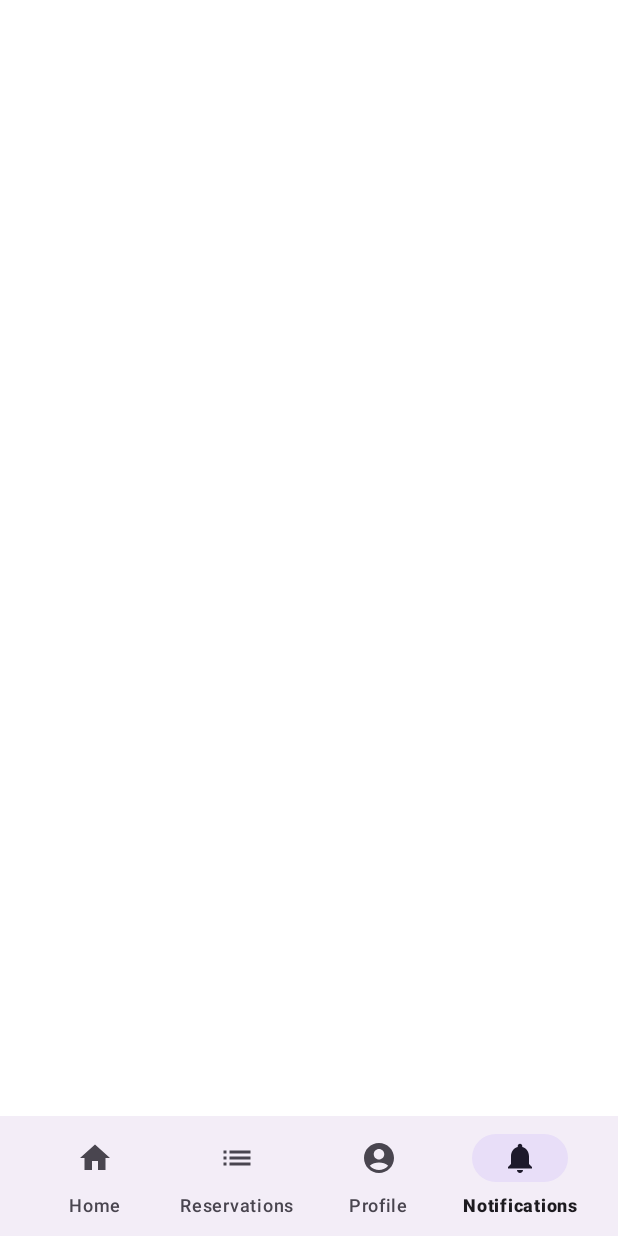
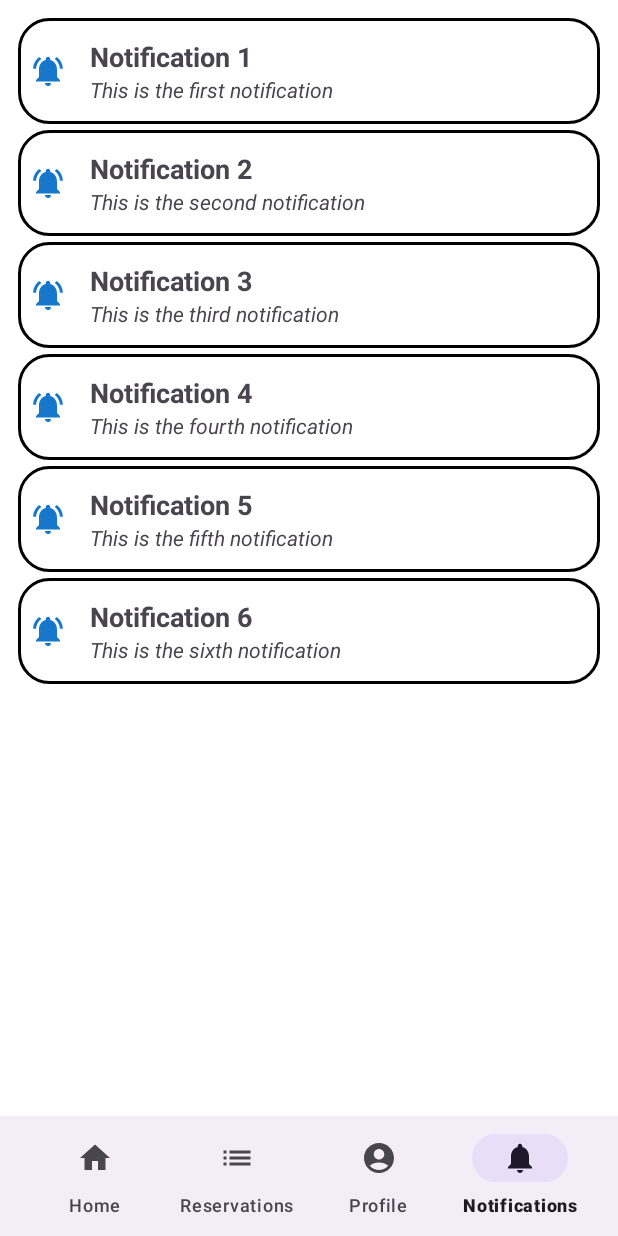
Before and after one commit to Team-17-MMM/BookingAppMobileTeam17, an Android app: the HomeActivity screen opened directly, with no data from a screen before it, item 4 of the bottom bar chosen, on a phone screen of 412 x 824 dp. Run offline under Robolectric (Android 15) with nearby library versions, the phone set to English and light mode, and no system bars.

Commit message:
feat: added notifications fragment and few examples

```diff
--- a/app/src/main/java/com/example/bookingappteam17/activities/HomeActivity.java
+++ b/app/src/main/java/com/example/bookingappteam17/activities/HomeActivity.java
@@ -1,6 +1,5 @@
 package com.example.bookingappteam17.activities;
 
-import android.app.Activity;
 import android.os.Bundle;
 
 import androidx.appcompat.app.AppCompatActivity;
@@ -11,6 +10,7 @@ import androidx.fragment.app.FragmentTransaction;
 import com.example.bookingappteam17.R;
 import com.example.bookingappteam17.databinding.ActivityHomeBinding;
 import com.example.bookingappteam17.fragments.HomeFragment;
+import com.example.bookingappteam17.fragments.NotificationPageFragment;
 import com.example.bookingappteam17.fragments.NotificationsListFragment;
 import com.example.bookingappteam17.fragments.ProfileFragment;
 import com.example.bookingappteam17.fragments.ReservationsListFragment;
@@ -32,7 +32,7 @@ public class HomeActivity extends AppCompatActivity {
             if (item.getItemId() == R.id.home) {
                 replaceFragment(new HomeFragment());
             } else if (item.getItemId() == R.id.notifications) {
-                replaceFragment(new NotificationsListFragment());
+                replaceFragment(new NotificationPageFragment());
             } else if (item.getItemId() == R.id.profile) {
                 replaceFragment(new ProfileFragment());
             } else if (item.getItemId() == R.id.reservations) {
--- /dev/null
+++ b/app/src/main/java/com/example/bookingappteam17/fragments/FragmentTransition.java
@@ -0,0 +1,31 @@
+package com.example.bookingappteam17.fragments;
+
+import androidx.fragment.app.Fragment;
+import androidx.fragment.app.FragmentActivity;
+import androidx.fragment.app.FragmentTransaction;
+
+public class FragmentTransition {
+    public static void to(Fragment newFragment, FragmentActivity activity, boolean addToBackstack, int layoutViewID)
+    {
+        /*
+         * Fragmenti ne mogu da postoje nezavisno, njih 'lepimo' na aktivnost.
+         * Zato, u metodu prosledjujemo referencu na aktivnost na koju 'lepimo' fragment.
+         *'Lepljenje' fragmenata na aktivnosti ide u transaktivnom maniru.
+         * Potrebno je da zapocnemo trasnakciju koristeci beginTransaction(),
+         * nakon toga specificiramo kakvom animaciom ce doci do primene fragmenata
+         * i nakon toga moze da pozovemu neku od metoda kojima menjamo ili dodajemo fragment na layout.
+         * ako koristimo metodu replace, to znaci da sav prethodni sadrzaj elementa layout-a koji ima id
+         * layoutViewID, menjamo sa kompletnim sadrzajem novog fragmenta.
+         * addToBackstack specificira da li stavljamo fragment na backstack aktivnosti
+         * */
+        System.out.println("pogodjena metoda");
+        FragmentTransaction transaction = activity
+                .getSupportFragmentManager()
+                .beginTransaction()
+                .setTransition(FragmentTransaction.TRANSIT_FRAGMENT_OPEN)
+                .replace(layoutViewID, newFragment);
+        if(addToBackstack) transaction.addToBackStack(null);
+
+        transaction.commit();
+    }
+}
--- /dev/null
+++ b/app/src/main/java/com/example/bookingappteam17/fragments/NotificationListAdapter.java
@@ -0,0 +1,82 @@
+package com.example.bookingappteam17.fragments;
+
+import android.content.Context;
+import android.util.Log;
+import android.view.LayoutInflater;
+import android.view.View;
+import android.view.ViewGroup;
+import android.widget.ArrayAdapter;
+import android.widget.ImageView;
+import android.widget.LinearLayout;
+import android.widget.TextView;
+import android.widget.Toast;
+
+import androidx.annotation.NonNull;
+import androidx.annotation.Nullable;
+import androidx.fragment.app.FragmentActivity;
+
+import com.example.bookingappteam17.R;
+import com.example.bookingappteam17.model.Notification;
+
+import java.util.ArrayList;
+
+public class NotificationListAdapter extends ArrayAdapter<Notification> {
+    private ArrayList<Notification> aNotifications;
+    public NotificationListAdapter(Context context, ArrayList<Notification> notifications) {
+        super(context, R.layout.notification_card, notifications);
+        aNotifications = notifications;
+    }
+
+    public int getCount() {
+        return aNotifications.size();
+    }
+
+    public Notification getItem(int position) {
+        return aNotifications.get(position);
+    }
+
+    public long getItemId(int position) {
+        return position;
+    }
+
+    public void add(Notification notification) {
+        aNotifications.add(notification);
+    }
+
+    public void remove(Notification notification) {
+        aNotifications.remove(notification);
+    }
+
+    public void clear() {
+        aNotifications.clear();
+    }
+
+    @NonNull
+    @Override
+    public View getView(int position, @Nullable View convertView, @NonNull ViewGroup parent) {
+        Notification notification = getItem(position);
+        if(convertView == null){
+            convertView = LayoutInflater.from(getContext()).inflate(R.layout.notification_card,
+                    parent, false);
+        }
+        LinearLayout productCard = convertView.findViewById(R.id.notification_card_item);
+        TextView productTitle = convertView.findViewById(R.id.notification_title);
+        TextView productDescription = convertView.findViewById(R.id.notification_description);
+
+        if(notification != null){
+            productTitle.setText(notification.getTitle());
+            productDescription.setText(notification.getDescription());
+
+            productCard.setOnClickListener(v -> {
+                // Handle click on the item at 'position'
+                Log.i("ShopApp", "Clicked: " + notification.getTitle() + ", id: " +
+                        notification.getId().toString());
+                Toast.makeText(getContext(), "Clicked: " + notification.getTitle()  +
+                        ", id: " + notification.getId().toString(), Toast.LENGTH_SHORT).show();
+            });
+        }
+
+        return convertView;
+    }
+
+}
--- /dev/null
+++ b/app/src/main/java/com/example/bookingappteam17/fragments/NotificationPageFragment.java
@@ -0,0 +1,52 @@
+package com.example.bookingappteam17.fragments;
+
+import android.os.Bundle;
+import android.view.LayoutInflater;
+import android.view.View;
+import android.view.ViewGroup;
+
+import androidx.annotation.NonNull;
+import androidx.annotation.Nullable;
+import androidx.fragment.app.Fragment;
+import androidx.fragment.app.FragmentTransaction;
+import androidx.lifecycle.ViewModelProvider;
+
+import com.example.bookingappteam17.R;
+import com.example.bookingappteam17.databinding.FragmentNotificationsPageBinding;
+import com.example.bookingappteam17.model.Notification;
+
+import java.util.ArrayList;
+
+public class NotificationPageFragment extends Fragment {
+    private NotificationsPageViewModel notificationsViewModel;
+    private FragmentNotificationsPageBinding binding;
+    ArrayList<Notification> notifications = new ArrayList<>();
+    public View onCreateView(@NonNull LayoutInflater inflater, ViewGroup container, Bundle savedInstanceState) {
+        notificationsViewModel = new ViewModelProvider(this).get(NotificationsPageViewModel.class);
+
+        binding = FragmentNotificationsPageBinding.inflate(inflater, container, false);
+        View root = binding.getRoot();
+        prepareNotificationList(notifications);
+
+//        Calls FragmentTransition.to to replace the layout with a NotificationsListFragment.
+        FragmentTransition.to(NotificationsListFragment.newInstance(notifications), getActivity(), false, R.id.scroll_notifications_list);
+
+        return root;
+    }
+
+    @Override
+    public void onDestroyView() {
+        super.onDestroyView();
+        binding = null;
+    }
+
+    private void prepareNotificationList(ArrayList<Notification> notifications) {
+        // add random examples
+        notifications.add(new Notification(1L, "Notification 1", "This is the first notification"));
+        notifications.add(new Notification(2L, "Notification 2", "This is the second notification"));
+        notifications.add(new Notification(3L, "Notification 3", "This is the third notification"));
+        notifications.add(new Notification(4L, "Notification 4", "This is the fourth notification"));
+        notifications.add(new Notification(5L, "Notification 5", "This is the fifth notification"));
+        notifications.add(new Notification(6L, "Notification 6", "This is the sixth notification"));
+    }
+}
--- a/app/src/main/java/com/example/bookingappteam17/fragments/NotificationsListFragment.java
+++ b/app/src/main/java/com/example/bookingappteam17/fragments/NotificationsListFragment.java
@@ -1,6 +1,51 @@
 package com.example.bookingappteam17.fragments;
 
-import androidx.fragment.app.Fragment;
+import android.os.Bundle;
+import android.util.Log;
+import android.view.LayoutInflater;
+import android.view.View;
+import android.view.ViewGroup;
 
-public class NotificationsListFragment extends Fragment {
+import androidx.annotation.NonNull;
+import androidx.annotation.Nullable;
+import androidx.fragment.app.ListFragment;
+
+import com.example.bookingappteam17.databinding.FragmentNotificationsListBinding;
+import com.example.bookingappteam17.model.Notification;
+
+import java.util.ArrayList;
+
+public class NotificationsListFragment extends ListFragment {
+    private FragmentNotificationsListBinding binding;
+    private static final String ARG_PARAM = "param";
+    private ArrayList<Notification> mNotifications;
+    private NotificationListAdapter adapter;
+
+    public static NotificationsListFragment newInstance(ArrayList<Notification> notifications) {
+        NotificationsListFragment fragment = new NotificationsListFragment();
+        Bundle args = new Bundle();
+        args.putParcelableArrayList(ARG_PARAM, notifications);
+        fragment.setArguments(args);
+        return fragment;
+    }
+
+    @Nullable
+    @Override
+    public View onCreateView(@NonNull LayoutInflater inflater, @Nullable ViewGroup container, @Nullable Bundle savedInstanceState) {
+        Log.i("BookingApp", "onCreateView Notifications List Fragment");
+        binding = FragmentNotificationsListBinding.inflate(inflater, container, false);
+        View root = binding.getRoot();
+        return root;
+    }
+
+    @Override
+    public void onCreate(@Nullable Bundle savedInstanceState) {
+        super.onCreate(savedInstanceState);
+        Log.i("BookingApp", "onCreate Notifications List Fragment");
+        if (getArguments() != null) {
+            mNotifications = getArguments().getParcelableArrayList(ARG_PARAM);
+            adapter = new NotificationListAdapter(getActivity(), mNotifications);
+            setListAdapter(adapter);
+        }
+    }
 }
--- /dev/null
+++ b/app/src/main/java/com/example/bookingappteam17/fragments/NotificationsPageViewModel.java
@@ -0,0 +1,8 @@
+package com.example.bookingappteam17.fragments;
+
+import androidx.lifecycle.ViewModel;
+
+public class NotificationsPageViewModel extends ViewModel {
+    public NotificationsPageViewModel() {
+    }
+}
--- /dev/null
+++ b/app/src/main/java/com/example/bookingappteam17/model/Notification.java
@@ -0,0 +1,84 @@
+package com.example.bookingappteam17.model;
+
+import android.os.Parcel;
+import android.os.Parcelable;
+
+import androidx.annotation.NonNull;
+
+public class Notification implements Parcelable {
+
+    private Long id;
+    private String title;
+    private String description;
+
+    public Notification(Long id, String title, String description) {
+        this.id = id;
+        this.title = title;
+        this.description = description;
+    }
+
+    public Notification() {
+    }
+    protected Notification(Parcel in) {
+        id = in.readLong();
+        title = in.readString();
+        description = in.readString();
+    }
+
+    public Long getId() {
+        return id;
+    }
+
+    public void setId(Long id) {
+        this.id = id;
+    }
+
+    public String getTitle() {
+        return title;
+    }
+    public void setTitle(String title) {
+        this.title = title;
+    }
+
+    public String getDescription() {
+        return description;
+    }
+
+    public void setDescription(String description) {
+        this.description = description;
+    }
+
+    @Override
+    public String toString() {
+        return "Notification{" +
+                "id=" + id +
+                ", title='" + title + '\'' +
+                ", description='" + description + '\'' +
+                '}';
+    }
+
+    @Override
+    public int describeContents() {
+        return 0;
+    }
+
+    @Override
+    public void writeToParcel(@NonNull Parcel parcel, int i) {
+
+            parcel.writeLong(id);
+            parcel.writeString(title);
+            parcel.writeString(description);
+    }
+
+    public static final Creator<Notification> CREATOR = new Creator<Notification>() {
+        @Override
+        public Notification createFromParcel(Parcel in) {
+            return new Notification(in);
+        }
+
+        @Override
+        public Notification[] newArray(int size) {
+            return new Notification[size];
+        }
+    };
+}
--- /dev/null
+++ b/app/src/main/res/drawable/baseline_notifications_active_24.xml
@@ -0,0 +1,5 @@
+<vector android:height="24dp" android:tint="#1778CB"
+    android:viewportHeight="24" android:viewportWidth="24"
+    android:width="24dp" xmlns:android="http://schemas.android.com/apk/res/android">
+    <path android:fillColor="@android:color/white" android:pathData="M7.58,4.08L6.15,2.65C3.75,4.48 2.17,7.3 2.03,10.5h2c0.15,-2.65 1.51,-4.97 3.55,-6.42zM19.97,10.5h2c-0.15,-3.2 -1.73,-6.02 -4.12,-7.85l-1.42,1.43c2.02,1.45 3.39,3.77 3.54,6.42zM18,11c0,-3.07 -1.64,-5.64 -4.5,-6.32L13.5,4c0,-0.83 -0.67,-1.5 -1.5,-1.5s-1.5,0.67 -1.5,1.5v0.68C7.63,5.36 6,7.92 6,11v5l-2,2v1h16v-1l-2,-2v-5zM12,22c0.14,0 0.27,-0.01 0.4,-0.04 0.65,-0.14 1.18,-0.58 1.44,-1.18 0.1,-0.24 0.15,-0.5 0.15,-0.78h-4c0.01,1.1 0.9,2 2.01,2z"/>
+</vector>
--- /dev/null
+++ b/app/src/main/res/drawable/border_background.xml
@@ -0,0 +1,12 @@
+<?xml version="1.0" encoding="utf-8"?>
+<shape xmlns:android="http://schemas.android.com/apk/res/android"
+    android:shape="rectangle">
+    <solid
+        android:color="?android:attr/background"/>
+    <stroke
+        android:width="2dp"
+        android:color="@color/black"
+        />
+    <corners android:radius="20dp"/>
+
+</shape>
--- /dev/null
+++ b/app/src/main/res/layout/fragment_notifications_list.xml
@@ -0,0 +1,18 @@
+<?xml version="1.0" encoding="utf-8"?>
+<LinearLayout
+    xmlns:android="http://schemas.android.com/apk/res/android"
+    xmlns:app="http://schemas.android.com/apk/res-auto"
+    xmlns:tools="http://schemas.android.com/tools"
+    android:layout_width="match_parent"
+    android:layout_height="match_parent"
+    android:orientation="vertical"
+    android:padding="2dp">
+
+    <ListView
+        android:id="@android:id/list"
+        android:layout_width="match_parent"
+        android:layout_height="match_parent"
+        android:divider="@null"
+        android:dividerHeight="4dp"
+        tools:listitem="@layout/notification_card"/>
+</LinearLayout>
--- /dev/null
+++ b/app/src/main/res/layout/fragment_notifications_page.xml
@@ -0,0 +1,15 @@
+<?xml version="1.0" encoding="utf-8"?>
+<androidx.constraintlayout.widget.ConstraintLayout
+    xmlns:android="http://schemas.android.com/apk/res/android"
+    xmlns:app="http://schemas.android.com/apk/res-auto"
+    xmlns:tools="http://schemas.android.com/tools"
+    android:layout_width="match_parent"
+    android:layout_height="match_parent"
+    tools:context=".fragments.NotificationsPageFragment">
+    <RelativeLayout
+        android:layout_width="match_parent"
+        android:layout_height="match_parent"
+        android:layout_margin="10dp"
+        android:id="@+id/scroll_notifications_list"
+        />
+</androidx.constraintlayout.widget.ConstraintLayout>
--- /dev/null
+++ b/app/src/main/res/layout/notification_card.xml
@@ -0,0 +1,52 @@
+<?xml version="1.0" encoding="utf-8"?>
+<LinearLayout
+    xmlns:android="http://schemas.android.com/apk/res/android"
+    android:layout_width="match_parent"
+    android:layout_height="wrap_content"
+    android:orientation="horizontal"
+    android:background="@drawable/border_background"
+    android:elevation="4dp"
+    android:layout_margin="10dp"
+    android:paddingVertical="5dp"
+    android:id="@+id/notification_card_item">
+
+    <!-- Bell Icon -->
+    <ImageView
+        android:id="@+id/notification_icon"
+        android:layout_width="24dp"
+        android:layout_height="24dp"
+        android:layout_gravity="center"
+        android:src="@drawable/baseline_notifications_active_24"
+        android:layout_margin="8dp"/>
+
+    <!-- Title and Description Container -->
+    <LinearLayout
+        android:layout_width="0dp"
+        android:layout_height="wrap_content"
+        android:layout_weight="1"
+        android:orientation="vertical"
+        android:layout_marginStart="8dp"
+        android:layout_marginEnd="8dp"
+        android:layout_marginTop="8dp"
+        android:layout_marginBottom="8dp">
+
+        <!-- Title of notification -->
+        <TextView
+            android:id="@+id/notification_title"
+            android:layout_width="match_parent"
+            android:layout_height="wrap_content"
+            android:text="@string/notification_title"
+            android:textSize="18sp"
+            android:textStyle="bold"/>
+
+        <!-- Description of notification -->
+        <TextView
+            android:id="@+id/notification_description"
+            android:layout_width="match_parent"
+            android:layout_height="wrap_content"
+            android:text="@string/notification_description"
+            android:textSize="14sp"
+            android:textStyle="italic"/>
+    </LinearLayout>
+
+</LinearLayout>
--- a/app/src/main/res/values-night/strings.xml
+++ b/app/src/main/res/values-night/strings.xml
@@ -12,4 +12,6 @@
     <string name="change_profile_image">Change profile image</string>
     <string name="last_name">Last name</string>
     <string name="delete_account">Delete account</string>
+    <string name="notification_title">Title</string>
+    <string name="notification_description">Description</string>
 </resources>
--- a/app/src/main/res/values/strings.xml
+++ b/app/src/main/res/values/strings.xml
@@ -22,4 +22,6 @@
     <string name="change_profile_image">Change profile image</string>
     <string name="last_name">Last name</string>
     <string name="delete_account">Delete account</string>
+    <string name="notification_title">Title</string>
+    <string name="notification_description">Description</string>
 </resources>
--- a/build.gradle.kts
+++ b/build.gradle.kts
@@ -1,4 +1,4 @@
 // Top-level build file where you can add configuration options common to all sub-projects/modules.
 plugins {
-    id("com.android.application") version "8.1.2" apply false
+    id("com.android.application") version "8.1.3" apply false
 }
```
Also changed, not shown: app/build.gradle.kts (+8 -0 lines).
